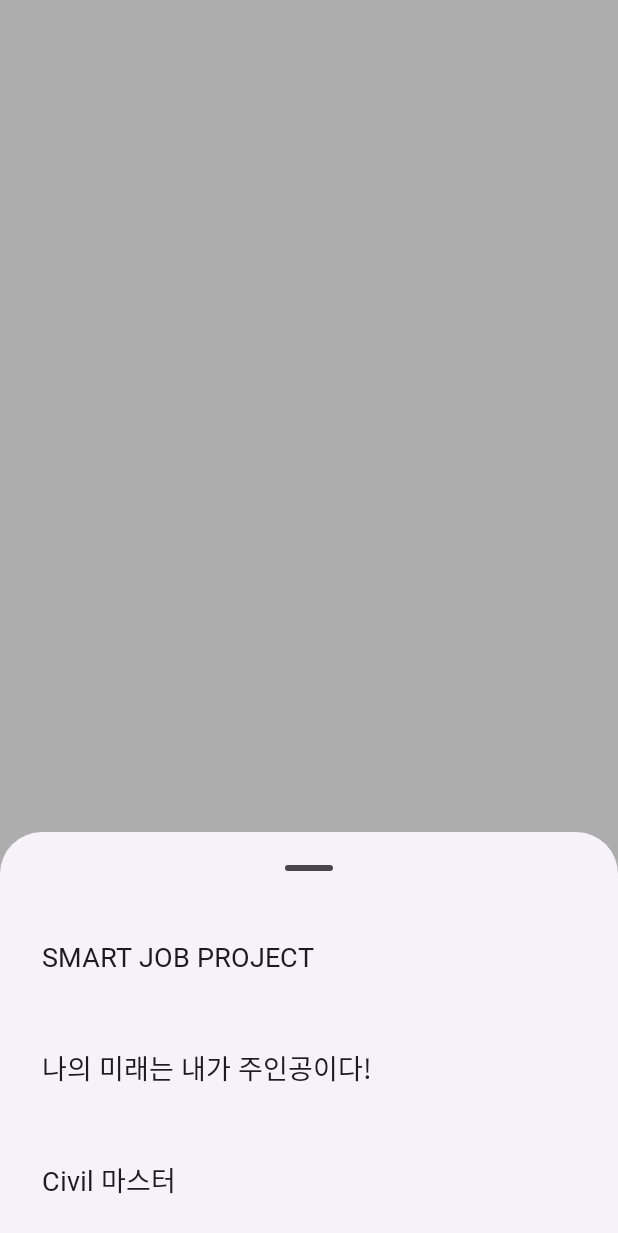
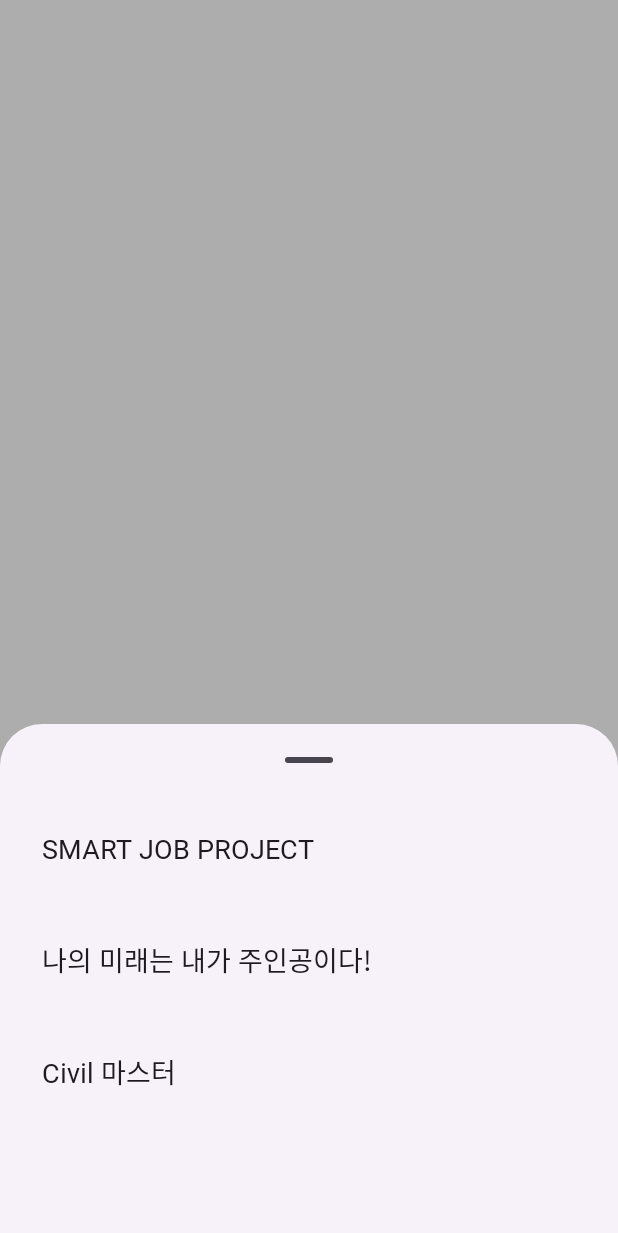
Before and after one commit to School-of-Company/Bitgoeul-Android, an Android app built with Jetpack Compose: the @Preview function BottomSheetPre, on a phone screen of 412 x 824 dp. Shown: the top 1233 px of the screen. Run offline under Robolectric (Android 15) with nearby library versions, the light colour scheme and no system bars; Roboto replaces fonts that are not available here; 2 statements that could not run were skipped.

Commit message:
:lipstick: update bottomSheet

```diff
--- a/core/design-system/src/main/java/com/msg/design_system/component/bottomsheet/BitgoeulBottomSheet.kt
+++ b/core/design-system/src/main/java/com/msg/design_system/component/bottomsheet/BitgoeulBottomSheet.kt
@@ -1,5 +1,7 @@
 package com.msg.design_system.component.bottomsheet
 
+import androidx.compose.foundation.layout.Spacer
+import androidx.compose.foundation.layout.height
 import androidx.compose.foundation.layout.padding
 import androidx.compose.foundation.lazy.LazyColumn
 import androidx.compose.material3.ExperimentalMaterial3Api
@@ -39,7 +41,7 @@ fun SelectorBottomSheet(
                 }
             }
             item {
-                lastItem()
+                Spacer(modifier = Modifier.height(72.dp))
             }
         }
     }
```
